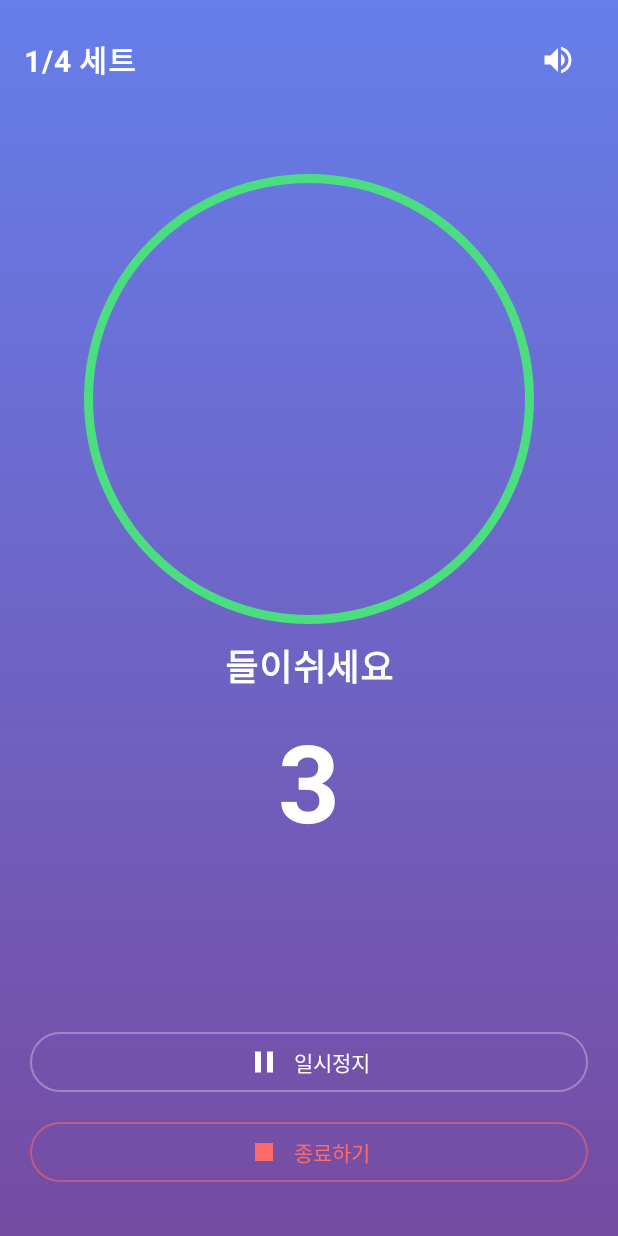
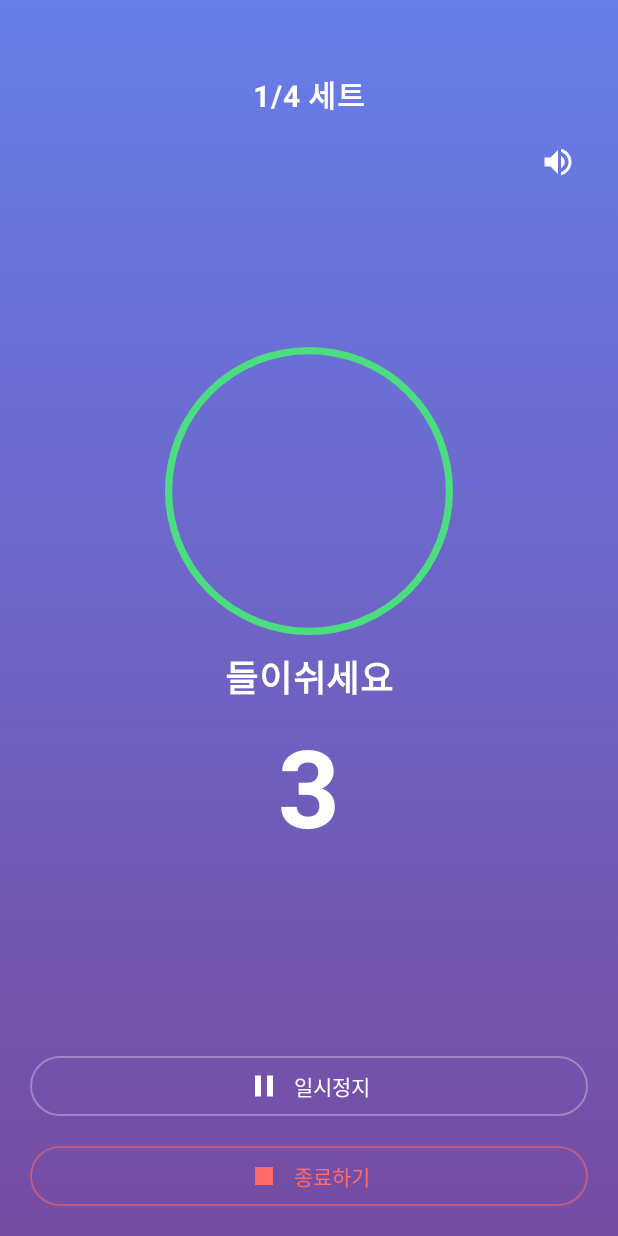
Before and after one commit to Pakker7/breathing-app, an Android app built with Jetpack Compose: the BreathingScreen screen opened through its navigation route, on a phone screen of 412 x 824 dp. Run offline under Robolectric (Android 15) with nearby library versions, the phone set to English and light mode, and no system bars.

Commit message:
1. 필요없는 이모티콘 제거 2. 메인 화면 css 전체적으로 10%줄이기 3. 운동 화면 잘리는것 수정

```diff
--- a/app/src/main/java/com/breathing/app/screens/BreathingScreen.kt
+++ b/app/src/main/java/com/breathing/app/screens/BreathingScreen.kt
@@ -43,7 +43,7 @@ fun BreathingScreen(
     onBack: () -> Unit,
     onAudioSettingsChange: (AudioSettings) -> Unit
 ) {
-    var state by remember { mutableStateOf(BreathState.INHALE) }
+    var state by remember { mutableStateOf(BreathState.IDLE) }
     var currentSet by remember { mutableStateOf(1) }
     var counter by remember { mutableStateOf(config.inhale) }
     var isPaused by remember { mutableStateOf(false) }
@@ -52,16 +52,26 @@ fun BreathingScreen(
     val startTime = remember { System.currentTimeMillis() }
     val scope = rememberCoroutineScope()
 
-    // Animation for breathing circle
+    // Animation for breathing circle - start small
     val scale = remember {
-        Animatable(
-            if (state == BreathState.INHALE || state == BreathState.HOLD) 1.5f else 1f
+        Animatable(0.8f)
+    }
+
+    // Start breathing animation on initial load
+    LaunchedEffect(Unit) {
+        delay(500) // Small delay to show initial state
+        state = BreathState.INHALE
+        scale.animateTo(
+            targetValue = 1.2f,
+            animationSpec = tween(durationMillis = 1000, easing = LinearEasing)
         )
+        audioManager.playTransitionSound("inhale")
+        audioManager.speak("들이쉬세요")
     }
 
     LaunchedEffect(state) {
         if (!isPaused) {
-            val targetScale = if (state == BreathState.INHALE || state == BreathState.HOLD) 1.5f else 1f
+            val targetScale = if (state == BreathState.INHALE || state == BreathState.HOLD) 1.2f else 0.8f
             scale.animateTo(
                 targetValue = targetScale,
                 animationSpec = tween(durationMillis = 1000, easing = LinearEasing)
@@ -109,11 +119,6 @@ fun BreathingScreen(
         }
     }
 
-    // Initial start
-    LaunchedEffect(Unit) {
-        audioManager.playTransitionSound("inhale")
-        audioManager.speak("들이쉬세요")
-    }
 
     val stateText = when {
         isPaused -> "정지되었습니다"
@@ -150,8 +155,8 @@ fun BreathingScreen(
             Row(
                 modifier = Modifier
                     .fillMaxWidth()
-                    .padding(16.dp),
-                horizontalArrangement = Arrangement.SpaceBetween,
+                    .padding(top = 48.dp, start = 16.dp, end = 16.dp, bottom = 5.dp),
+                horizontalArrangement = Arrangement.Center,
                 verticalAlignment = Alignment.CenterVertically
             ) {
                 Text(
@@ -160,7 +165,15 @@ fun BreathingScreen(
                     color = Color.White,
                     fontWeight = FontWeight.Bold
                 )
-                Box {
+            }
+
+            // Volume Control Button (separated)
+            Box(
+                modifier = Modifier
+                    .fillMaxWidth()
+                    .padding(end = 16.dp),
+                contentAlignment = Alignment.TopEnd
+            ) {
                 IconButton(onClick = { showVolumeControl = !showVolumeControl }) {
                     Icon(
                         imageVector = Icons.Default.VolumeUp,
@@ -177,7 +190,6 @@ fun BreathingScreen(
                     )
                 }
             }
-            }
 
             // Breathing Circle
             Box(
@@ -192,7 +204,7 @@ fun BreathingScreen(
                 ) {
                     Box(
                         modifier = Modifier
-                            .size(200.dp)
+                            .size(160.dp)
                             .scale(scale.value)
                             .border(
                                 width = 4.dp,
@@ -204,7 +216,7 @@ fun BreathingScreen(
                         // Empty circle
                     }
 
-                    Spacer(modifier = Modifier.height(40.dp))
+                    Spacer(modifier = Modifier.height(10.dp))
 
                     // Status Text
                     Text(
@@ -212,7 +224,7 @@ fun BreathingScreen(
                         fontSize = 24.sp,
                         color = Color.White,
                         fontWeight = FontWeight.Bold,
-                        modifier = Modifier.padding(vertical = 20.dp)
+                        modifier = Modifier.padding(vertical = 16.dp)
                     )
 
                     // Counter
@@ -229,7 +241,7 @@ fun BreathingScreen(
             Column(
                 modifier = Modifier
                     .fillMaxWidth()
-                    .padding(horizontal = 20.dp, vertical = 32.dp),
+                    .padding(horizontal = 20.dp, vertical = 16.dp),
                 verticalArrangement = Arrangement.spacedBy(12.dp)
             ) {
                 OutlinedButton(
--- a/app/src/main/java/com/breathing/app/screens/CompletionScreen.kt
+++ b/app/src/main/java/com/breathing/app/screens/CompletionScreen.kt
@@ -131,7 +131,7 @@ fun CompletionScreen(
                             .padding(vertical = 14.dp),
                         contentAlignment = Alignment.Center
                     ) {
-                        Text("🔄 다시 하기", fontSize = 18.sp, fontWeight = FontWeight.Bold)
+                        Text("다시 하기", fontSize = 18.sp, fontWeight = FontWeight.Bold)
                     }
                 }
 
@@ -144,7 +144,7 @@ fun CompletionScreen(
                     ),
                     border = BorderStroke(1.dp, Color.White.copy(alpha = 0.3f))
                 ) {
-                    Text("🏠 홈으로")
+                    Text("홈으로")
                 }
 
                 OutlinedButton(
@@ -156,7 +156,7 @@ fun CompletionScreen(
                     ),
                     border = BorderStroke(1.dp, Color.White.copy(alpha = 0.2f))
                 ) {
-                    Text("📊 전체 기록 보기", color = Color.White.copy(alpha = 0.8f))
+                    Text("전체 기록 보기", color = Color.White.copy(alpha = 0.8f))
                 }
             }
         }
--- a/app/src/main/java/com/breathing/app/screens/ConfigurationScreen.kt
+++ b/app/src/main/java/com/breathing/app/screens/ConfigurationScreen.kt
@@ -62,14 +62,14 @@ fun ConfigurationScreen(
             modifier = Modifier
                 .fillMaxSize()
                 .verticalScroll(rememberScrollState())
-                .padding(horizontal = 16.dp, vertical = 8.dp),
+                .padding(horizontal = 14.dp, vertical = 7.dp),
             horizontalAlignment = Alignment.CenterHorizontally
         ) {
             // Settings Button
             Row(
                 modifier = Modifier
                     .fillMaxWidth()
-                    .padding(top = 48.dp, bottom = 4.dp),
+                    .padding(top = 43.dp, bottom = 2.dp),
                 horizontalArrangement = Arrangement.End
             ) {
                 IconButton(onClick = { showSettingsDialog = true }) {
@@ -84,18 +84,18 @@ fun ConfigurationScreen(
             // Title
             Text(
                 text = "호흡 설정",
-                fontSize = 28.sp,
+                fontSize = 25.sp,
                 fontWeight = FontWeight.Bold,
                 color = Color.White,
-                modifier = Modifier.padding(bottom = 16.dp)
+                modifier = Modifier.padding(bottom = 14.dp)
             )
 
             // Card Container
             Card(
                 modifier = Modifier
                     .fillMaxWidth()
-                    .padding(bottom = 16.dp),
-                shape = RoundedCornerShape(20.dp),
+                    .padding(bottom = 14.dp),
+                shape = RoundedCornerShape(18.dp),
                 colors = CardDefaults.cardColors(
                     containerColor = Color.White.copy(alpha = 0.1f)
                 )
@@ -103,7 +103,7 @@ fun ConfigurationScreen(
                 Column(
                     modifier = Modifier
                         .fillMaxWidth()
-                        .padding(20.dp)
+                        .padding(18.dp)
                 ) {
                     // Preset Dropdown
                     var expanded by remember { mutableStateOf(false) }
@@ -152,7 +152,7 @@ fun ConfigurationScreen(
                         }
                     }
 
-                    Spacer(modifier = Modifier.height(16.dp))
+                    Spacer(modifier = Modifier.height(14.dp))
 
                     // Number Inputs
                     NumberInput(
@@ -171,7 +171,7 @@ fun ConfigurationScreen(
                         }
                     )
 
-                    Spacer(modifier = Modifier.height(12.dp))
+                    Spacer(modifier = Modifier.height(11.dp))
 
                     NumberInput(
                         label = "멈춤:",
@@ -189,7 +189,7 @@ fun ConfigurationScreen(
                         }
                     )
 
-                    Spacer(modifier = Modifier.height(12.dp))
+                    Spacer(modifier = Modifier.height(11.dp))
 
                     NumberInput(
                         label = "날숨:",
@@ -207,7 +207,7 @@ fun ConfigurationScreen(
                         }
                     )
 
-                    Spacer(modifier = Modifier.height(12.dp))
+                    Spacer(modifier = Modifier.height(11.dp))
 
                     NumberInput(
                         label = "세트:",
@@ -225,15 +225,15 @@ fun ConfigurationScreen(
                         }
                     )
 
-                    Spacer(modifier = Modifier.height(16.dp))
+                    Spacer(modifier = Modifier.height(14.dp))
 
                     // Quick Select
                     Text(
                         text = "빠른 선택",
-                        fontSize = 12.sp,
+                        fontSize = 11.sp,
                         color = Color.White.copy(alpha = 0.7f)
                     )
-                    Spacer(modifier = Modifier.height(8.dp))
+                    Spacer(modifier = Modifier.height(7.dp))
                     Row(
                         modifier = Modifier.fillMaxWidth(),
                         horizontalArrangement = Arrangement.spacedBy(8.dp)
@@ -251,7 +251,7 @@ fun ConfigurationScreen(
                                     onConfigChange(config)
                                 },
                                 modifier = Modifier.weight(1f),
-                                shape = RoundedCornerShape(18.dp),
+                                shape = RoundedCornerShape(16.dp),
                                 colors = ButtonDefaults.buttonColors(
                                     containerColor = Color.White.copy(alpha = 0.15f)
                                 )
@@ -261,27 +261,27 @@ fun ConfigurationScreen(
                         }
                     }
 
-                    Spacer(modifier = Modifier.height(12.dp))
+                    Spacer(modifier = Modifier.height(11.dp))
 
                     // Save Preset Button
                     Button(
                         onClick = { showSaveDialog = true },
                         modifier = Modifier.fillMaxWidth(),
-                        shape = RoundedCornerShape(12.dp),
+                        shape = RoundedCornerShape(11.dp),
                         colors = ButtonDefaults.buttonColors(
                             containerColor = Color.White.copy(alpha = 0.15f)
                         )
                     ) {
-                        Text("💾 프리셋 저장하기", color = Color.White)
+                        Text("프리셋 저장하기", color = Color.White)
                     }
 
-                    Spacer(modifier = Modifier.height(10.dp))
+                    Spacer(modifier = Modifier.height(9.dp))
 
                     // Start Button
                     Button(
                         onClick = onStart,
                         modifier = Modifier.fillMaxWidth(),
-                        shape = RoundedCornerShape(28.dp),
+                        shape = RoundedCornerShape(25.dp),
                         colors = ButtonDefaults.buttonColors(
                             containerColor = Color.Transparent
                         )
@@ -297,26 +297,26 @@ fun ConfigurationScreen(
                                         )
                                     )
                                 )
-                                .padding(vertical = 14.dp),
+                                .padding(vertical = 12.dp),
                             contentAlignment = Alignment.Center
                         ) {
-                            Text("🫁 호흡 시작하기", fontSize = 18.sp, fontWeight = FontWeight.Bold)
+                            Text("호흡 시작하기", fontSize = 16.sp, fontWeight = FontWeight.Bold)
                         }
                     }
 
-                    Spacer(modifier = Modifier.height(10.dp))
+                    Spacer(modifier = Modifier.height(9.dp))
 
                     // History Button
                     OutlinedButton(
                         onClick = onShowHistory,
                         modifier = Modifier.fillMaxWidth(),
-                        shape = RoundedCornerShape(24.dp),
+                        shape = RoundedCornerShape(22.dp),
                         colors = ButtonDefaults.outlinedButtonColors(
                             contentColor = Color.White
                         ),
                         border = BorderStroke(1.dp, Color.White.copy(alpha = 0.3f))
                     ) {
-                        Text("📊 기록 보기")
+                        Text("기록 보기")
                     }
                 }
             }
@@ -337,17 +337,17 @@ fun ConfigurationScreen(
                     Column(
                         modifier = Modifier
                             .fillMaxWidth()
-                            .padding(24.dp)
+                            .padding(22.dp)
                     ) {
                         Text(
                             text = "프리셋 저장",
-                            fontSize = 24.sp,
+                            fontSize = 22.sp,
                             fontWeight = FontWeight.Bold,
                             color = Color.White,
                             modifier = Modifier.fillMaxWidth(),
                             textAlign = androidx.compose.ui.text.style.TextAlign.Center
                         )
-                        Spacer(modifier = Modifier.height(24.dp))
+                        Spacer(modifier = Modifier.height(22.dp))
                         OutlinedTextField(
                             value = presetName,
                             onValueChange = { presetName = it },
@@ -360,10 +360,10 @@ fun ConfigurationScreen(
                                 focusedTextColor = Color.White
                             )
                         )
-                        Spacer(modifier = Modifier.height(24.dp))
+                        Spacer(modifier = Modifier.height(22.dp))
                         Row(
                             modifier = Modifier.fillMaxWidth(),
-                            horizontalArrangement = Arrangement.spacedBy(12.dp)
+                            horizontalArrangement = Arrangement.spacedBy(11.dp)
                         ) {
                             OutlinedButton(
                                 onClick = { showSaveDialog = false },
@@ -374,7 +374,7 @@ fun ConfigurationScreen(
                             ) {
                                 Text("취소")
                             }
-                            Button(
+                            OutlinedButton(
                                 onClick = {
                                     if (presetName.isNotBlank()) {
                                         onSavePreset(presetName)
@@ -384,26 +384,11 @@ fun ConfigurationScreen(
                                 },
                                 modifier = Modifier.weight(1f),
                                 enabled = presetName.isNotBlank(),
-                                colors = ButtonDefaults.buttonColors(
-                                    containerColor = Color.Transparent
+                                colors = ButtonDefaults.outlinedButtonColors(
+                                    contentColor = Color.White
                                 )
                             ) {
-                                Box(
-                                    modifier = Modifier
-                                        .fillMaxWidth()
-                                        .background(
-                                            brush = Brush.horizontalGradient(
-                                                colors = listOf(
-                                                    Color(0xFF4ade80),
-                                                    Color(0xFF22d3ee)
-                                                )
-                                            )
-                                        )
-                                        .padding(vertical = 12.dp),
-                                    contentAlignment = Alignment.Center
-                                ) {
-                                    Text("저장", fontWeight = FontWeight.Bold)
-                                }
+                                Text("저장")
                             }
                         }
                     }
@@ -438,15 +423,15 @@ fun NumberInput(
         Text(
             text = label,
             color = Color.White,
-            modifier = Modifier.width(60.dp)
+            modifier = Modifier.width(54.dp)
         )
         Box(
             modifier = Modifier
                 .weight(1f)
-                .height(48.dp)
-                .clip(RoundedCornerShape(8.dp))
+                .height(43.dp)
+                .clip(RoundedCornerShape(7.dp))
                 .background(Color.White.copy(alpha = 0.2f))
-                .padding(horizontal = 16.dp),
+                .padding(horizontal = 14.dp),
             contentAlignment = Alignment.Center
         ) {
             Row(
@@ -455,14 +440,14 @@ fun NumberInput(
             ) {
                 Text(
                     text = value.toString(),
-                    fontSize = 24.sp,
+                    fontSize = 22.sp,
                     color = Color.White,
                     fontWeight = FontWeight.Bold
                 )
                 Spacer(modifier = Modifier.width(4.dp))
                 Text(
                     text = unit,
-                    fontSize = 14.sp,
+                    fontSize = 13.sp,
                     color = Color.White.copy(alpha = 0.8f)
                 )
             }
@@ -470,24 +455,24 @@ fun NumberInput(
         IconButton(
             onClick = onDecrement,
             modifier = Modifier
-                .size(40.dp)
+                .size(36.dp)
                 .background(
                     Color.White.copy(alpha = 0.15f),
-                    RoundedCornerShape(20.dp)
+                    RoundedCornerShape(18.dp)
                 )
         ) {
-            Text("-", color = Color.White, fontSize = 20.sp)
+            Text("-", color = Color.White, fontSize = 18.sp)
         }
         IconButton(
             onClick = onIncrement,
             modifier = Modifier
-                .size(40.dp)
+                .size(36.dp)
                 .background(
                     Color.White.copy(alpha = 0.15f),
-                    RoundedCornerShape(20.dp)
+                    RoundedCornerShape(18.dp)
                 )
         ) {
-            Text("+", color = Color.White, fontSize = 20.sp)
+            Text("+", color = Color.White, fontSize = 18.sp)
         }
     }
 }
--- a/app/src/main/java/com/breathing/app/screens/HistoryScreen.kt
+++ b/app/src/main/java/com/breathing/app/screens/HistoryScreen.kt
@@ -102,7 +102,7 @@ fun HistoryScreen(
                 // Weekly Stats
                 item {
                     Text(
-                        text = "📊 이번 주 통계",
+                        text = "이번 주 통계",
                         fontSize = 20.sp,
                         fontWeight = FontWeight.Bold,
                         color = Color.White,
@@ -145,7 +145,7 @@ fun HistoryScreen(
                 item {
                     Spacer(modifier = Modifier.height(8.dp))
                     Text(
-                        text = "📅 최근 기록",
+                        text = "최근 기록",
                         fontSize = 20.sp,
                         fontWeight = FontWeight.Bold,
                         color = Color.White,
```
Lines whose indentation alone changed are shown as unchanged.
